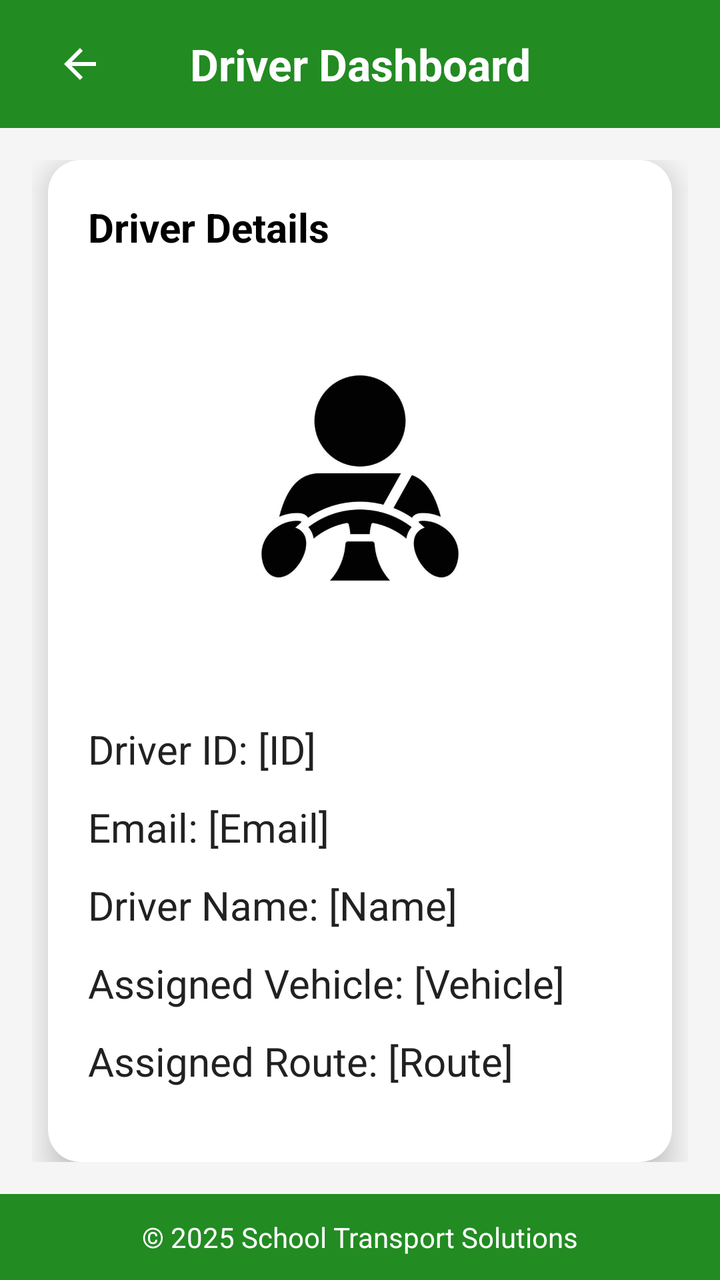
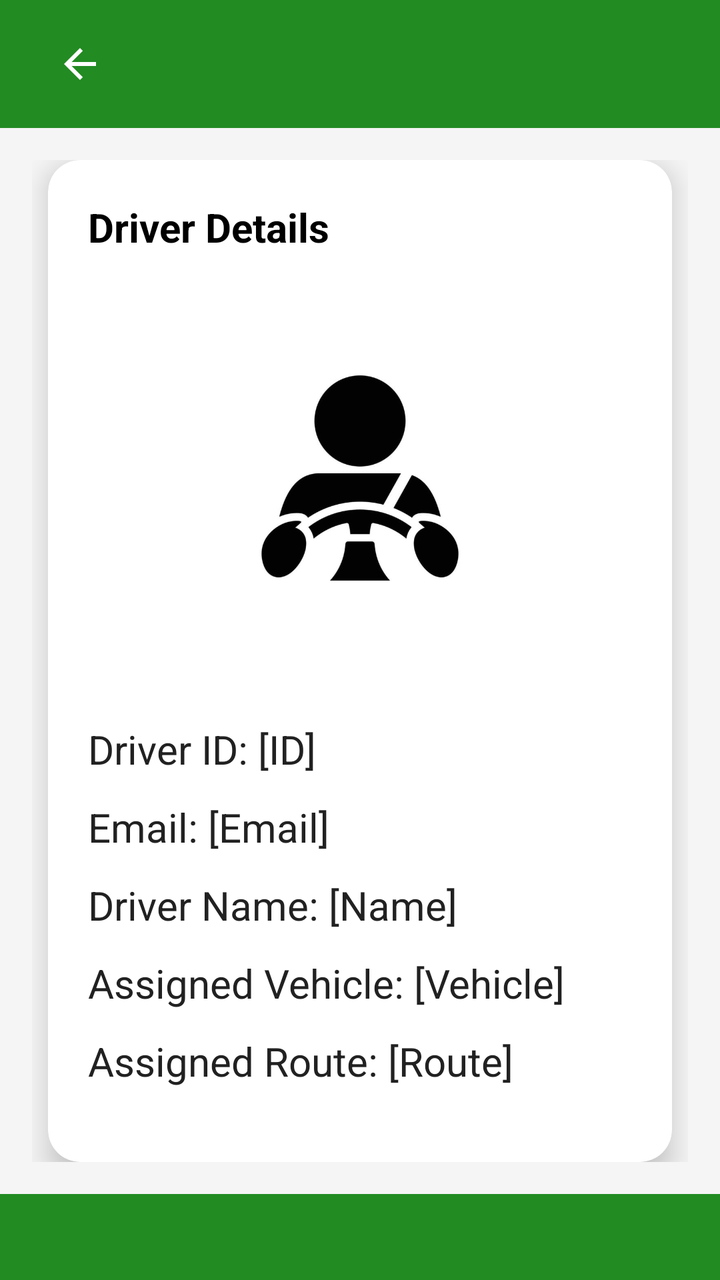

Two renders of the same Android screen: before a commit and after it. Below are the layout's source before the change and the commit's diff.
<!-- AndroidManifest.xml: application theme Theme.TransportApp -->
<!-- res/layout/activity_driver_landing.xml -->
<?xml version="1.0" encoding="utf-8"?>
<LinearLayout xmlns:android="http://schemas.android.com/apk/res/android"
    xmlns:app="http://schemas.android.com/apk/res-auto"
    android:id="@+id/main"
    android:layout_width="match_parent"
    android:layout_height="match_parent"
    android:background="#F5F5F5"
    android:orientation="vertical">

    
    <androidx.appcompat.widget.Toolbar
        android:layout_width="match_parent"
        android:layout_height="?attr/actionBarSize"
        android:background="@color/green"
        android:elevation="4dp"
        android:theme="@style/ThemeOverlay.AppCompat.Dark.ActionBar">

        <ImageButton
            android:layout_width="48dp"
            android:layout_height="48dp"
            android:layout_marginStart="12dp"
            android:background="@null"
            android:contentDescription="Back"
            android:src="@drawable/baseline_arrow_back_24"
            app:tint="@android:color/white" />

        <TextView
            android:layout_width="wrap_content"
            android:layout_height="wrap_content"
            android:layout_gravity="center"
            android:text="Driver Dashboard"
            android:textColor="@android:color/white"
            android:textSize="22sp"
            android:textStyle="bold" />
    </androidx.appcompat.widget.Toolbar>

    
    <LinearLayout
        android:layout_width="match_parent"
        android:layout_height="0dp"
        android:layout_weight="1"
        android:orientation="vertical"
        android:padding="16dp">

        
        <androidx.cardview.widget.CardView
            android:layout_width="match_parent"
            android:layout_height="wrap_content"
            android:layout_marginHorizontal="8dp"
            app:cardCornerRadius="16dp"
            app:cardElevation="8dp"
            android:backgroundTint="@android:color/white">

            <LinearLayout
                android:layout_width="match_parent"
                android:layout_height="wrap_content"
                android:orientation="vertical"
                android:padding="20dp">

                <TextView
                    android:layout_width="wrap_content"
                    android:layout_height="wrap_content"
                    android:paddingBottom="12dp"
                    android:text="Driver Details"
                    android:textColor="@android:color/black"
                    android:textSize="20sp"
                    android:textStyle="bold" />

                <ImageView
                    android:id="@+id/driverImageView"
                    android:layout_width="200dp"
                    android:layout_height="200dp"
                    android:layout_gravity="center"
                    android:layout_marginBottom="16dp"
                    android:background="@drawable/circle_background"
                    android:src="@drawable/driver"
                    android:scaleType="centerCrop" />

                <TextView
                    android:id="@+id/driverIdTextView"
                    android:layout_width="match_parent"
                    android:layout_height="wrap_content"
                    android:paddingVertical="6dp"
                    android:text="Driver ID: [ID]"
                    android:textColor="#212121"
                    android:textSize="20sp" />

                <TextView
                    android:id="@+id/driverEmailTextView"
                    android:layout_width="match_parent"
                    android:layout_height="wrap_content"
                    android:paddingVertical="6dp"
                    android:text="Email: [Email]"
                    android:textColor="#212121"
                    android:textSize="20sp" />

                <TextView
                    android:id="@+id/driverNameTextView"
                    android:layout_width="match_parent"
                    android:layout_height="wrap_content"
                    android:paddingVertical="6dp"
                    android:text="Driver Name: [Name]"
                    android:textColor="#212121"
                    android:textSize="20sp" />

                <TextView
                    android:id="@+id/vehicleTextView"
                    android:layout_width="match_parent"
                    android:layout_height="wrap_content"
                    android:paddingVertical="6dp"
                    android:text="Assigned Vehicle: [Vehicle]"
                    android:textColor="#212121"
                    android:textSize="20sp"/>

                <TextView
                    android:id="@+id/routeTextView"
                    android:layout_width="match_parent"
                    android:layout_height="wrap_content"
                    android:paddingVertical="6dp"
                    android:text="Assigned Route: [Route]"
                    android:textColor="#212121"
                    android:textSize="20sp" />

                <LinearLayout
                    android:layout_width="match_parent"
                    android:layout_height="wrap_content"
                    android:gravity="center"
                    android:orientation="horizontal"
                    android:paddingTop="16dp"
                    android:paddingBottom="8dp">

                    <Button
                        android:id="@+id/pickUpButton"
                        android:layout_width="0dp"
                        android:layout_height="wrap_content"
                        android:layout_weight="1"
                        android:layout_marginEnd="8dp"
                        android:backgroundTint="@color/green"
                        android:text="Pick Up"
                        android:textColor="@android:color/white" />

                    <Button
                        android:id="@+id/dropOffButton"
                        android:layout_width="0dp"
                        android:layout_height="wrap_content"
                        android:layout_weight="1"
                        android:layout_marginStart="8dp"
                        android:backgroundTint="@color/green"
                        android:text="Drop Off"
                        android:textColor="@android:color/white" />
                </LinearLayout>

                <Button
                    android:id="@+id/messagesButton"
                    android:layout_width="match_parent"
                    android:layout_height="wrap_content"
                    android:layout_marginTop="8dp"
                    android:backgroundTint="@color/blue"
                    android:text="Messages from parents"
                    android:textColor="@android:color/white" />

                
                <Button
                    android:id="@+id/sosButton"
                    android:layout_width="match_parent"
                    android:layout_height="64dp"
                    android:layout_marginTop="16dp"
                    android:backgroundTint="#C62828"
                    android:text="SOS - Emergency"
                    android:textColor="@android:color/white"
                    android:textSize="20sp"
                    android:textStyle="bold" />
            </LinearLayout>
        </androidx.cardview.widget.CardView>
    </LinearLayout>

    
    <LinearLayout
        android:layout_width="match_parent"
        android:layout_height="wrap_content"
        android:background="#228B22"
        android:gravity="center"
        android:paddingVertical="12dp">

        <TextView
            android:layout_width="wrap_content"
            android:layout_height="wrap_content"
            android:text="© 2025 School Transport Solutions"
            android:textColor="#FFFFFF"
            android:textSize="14sp"
            android:textStyle="normal" />
    </LinearLayout>
</LinearLayout>
<!-- resources referenced by this layout -->
<resources>
  <color name="blue">#1E90FF</color>
  <color name="green">#228B22</color>
  <!-- drawable baseline_arrow_back_24 (drawable) -->
  <vector xmlns:android="http://schemas.android.com/apk/res/android" android:autoMirrored="true" android:height="24dp" android:tint="#000000" android:viewportHeight="24" android:viewportWidth="24" android:width="24dp">
        
      <path android:fillColor="@android:color/white" android:pathData="M20,11H7.83l5.59,-5.59L12,4l-8,8 8,8 1.41,-1.41L7.83,13H20v-2z"/>
      
  </vector>
  <!-- drawable circle_background (drawable) -->
  <?xml version="1.0" encoding="utf-8"?>
  <shape xmlns:android="http://schemas.android.com/apk/res/android"
      android:shape="oval">
      <solid android:color="#EEEEEE" />
  </shape>
  <!-- drawable driver: jpg bitmap (drawable, 13337 bytes) -->
  <style name="Theme.TransportApp" parent="Base.Theme.TransportApp" />
  <style name="Base.Theme.TransportApp" parent="Theme.Material3.DayNight.NoActionBar">
          
          
      </style>
</resources>

<!-- the commit's change to res/layout/activity_driver_landing.xml (unified diff, before → after) -->
@@ -4,35 +4,14 @@
     android:id="@+id/main"
     android:layout_width="match_parent"
     android:layout_height="match_parent"
-    android:background="#F5F5F5"
+    android:background="@color/screen_background"
     android:orientation="vertical">
 
     
-    <androidx.appcompat.widget.Toolbar
+    <include
+        layout="@layout/toolbar"
         android:layout_width="match_parent"
-        android:layout_height="?attr/actionBarSize"
-        android:background="@color/green"
-        android:elevation="4dp"
-        android:theme="@style/ThemeOverlay.AppCompat.Dark.ActionBar">
-
-        <ImageButton
-            android:layout_width="48dp"
-            android:layout_height="48dp"
-            android:layout_marginStart="12dp"
-            android:background="@null"
-            android:contentDescription="Back"
-            android:src="@drawable/baseline_arrow_back_24"
-            app:tint="@android:color/white" />
-
-        <TextView
-            android:layout_width="wrap_content"
-            android:layout_height="wrap_content"
-            android:layout_gravity="center"
-            android:text="Driver Dashboard"
-            android:textColor="@android:color/white"
-            android:textSize="22sp"
-            android:textStyle="bold" />
-    </androidx.appcompat.widget.Toolbar>
+        android:layout_height="?attr/actionBarSize" />
 
     
     <LinearLayout
@@ -43,7 +22,7 @@
         android:padding="16dp">
 
         
-        <androidx.cardview.widget.CardView
+        <com.google.android.material.card.MaterialCardView
             android:layout_width="match_parent"
             android:layout_height="wrap_content"
             android:layout_marginHorizontal="8dp"
@@ -61,7 +40,7 @@
                     android:layout_width="wrap_content"
                     android:layout_height="wrap_content"
                     android:paddingBottom="12dp"
-                    android:text="Driver Details"
+                    android:text="@string/driver_details"
                     android:textColor="@android:color/black"
                     android:textSize="20sp"
                     android:textStyle="bold" />
@@ -81,8 +60,8 @@
                     android:layout_width="match_parent"
                     android:layout_height="wrap_content"
                     android:paddingVertical="6dp"
-                    android:text="Driver ID: [ID]"
-                    android:textColor="#212121"
+                    android:text="@string/driver_id_id"
+                    android:textColor="@color/text_primary"
                     android:textSize="20sp" />
 
                 <TextView
@@ -90,8 +69,8 @@
                     android:layout_width="match_parent"
                     android:layout_height="wrap_content"
                     android:paddingVertical="6dp"
-                    android:text="Email: [Email]"
-                    android:textColor="#212121"
+                    android:text="@string/email_email"
+                    android:textColor="@color/text_primary"
                     android:textSize="20sp" />
 
                 <TextView
@@ -99,8 +78,8 @@
                     android:layout_width="match_parent"
                     android:layout_height="wrap_content"
                     android:paddingVertical="6dp"
-                    android:text="Driver Name: [Name]"
-                    android:textColor="#212121"
+                    android:text="@string/driver_name_name"
+                    android:textColor="@color/text_primary"
                     android:textSize="20sp" />
 
                 <TextView
@@ -108,8 +87,8 @@
                     android:layout_width="match_parent"
                     android:layout_height="wrap_content"
                     android:paddingVertical="6dp"
-                    android:text="Assigned Vehicle: [Vehicle]"
-                    android:textColor="#212121"
+                    android:text="@string/assigned_vehicle_vehicle"
+                    android:textColor="@color/text_primary"
                     android:textSize="20sp"/>
 
                 <TextView
@@ -117,8 +96,8 @@
                     android:layout_width="match_parent"
                     android:layout_height="wrap_content"
                     android:paddingVertical="6dp"
-                    android:text="Assigned Route: [Route]"
-                    android:textColor="#212121"
+                    android:text="@string/assigned_route_route"
+                    android:textColor="@color/text_primary"
                     android:textSize="20sp" />
 
                 <LinearLayout
@@ -136,7 +115,7 @@
                         android:layout_weight="1"
                         android:layout_marginEnd="8dp"
                         android:backgroundTint="@color/green"
-                        android:text="Pick Up"
+                        android:text="@string/pick_up"
                         android:textColor="@android:color/white" />
 
                     <Button
@@ -146,7 +125,7 @@
                         android:layout_weight="1"
                         android:layout_marginStart="8dp"
                         android:backgroundTint="@color/green"
-                        android:text="Drop Off"
+                        android:text="@string/drop_off"
                         android:textColor="@android:color/white" />
                 </LinearLayout>
 
@@ -156,7 +135,7 @@
                     android:layout_height="wrap_content"
                     android:layout_marginTop="8dp"
                     android:backgroundTint="@color/blue"
-                    android:text="Messages from parents"
+                    android:text="@string/messages_from_parents"
                     android:textColor="@android:color/white" />
 
                 
@@ -165,29 +144,64 @@
                     android:layout_width="match_parent"
                     android:layout_height="64dp"
                     android:layout_marginTop="16dp"
-                    android:backgroundTint="#C62828"
-                    android:text="SOS - Emergency"
+                    android:backgroundTint="@color/error_red"
+                    android:text="@string/sos_emergency"
                     android:textColor="@android:color/white"
                     android:textSize="20sp"
                     android:textStyle="bold" />
             </LinearLayout>
-        </androidx.cardview.widget.CardView>
+        </com.google.android.material.card.MaterialCardView>
     </LinearLayout>
 
     
-    <LinearLayout
+    <include
+        layout="@layout/footer"
         android:layout_width="match_parent"
+        android:layout_height="wrap_content" />
+</LinearLayout>
+<!-- res/layout/toolbar.xml (included above) -->
+<?xml version="1.0" encoding="utf-8"?>
+<com.google.android.material.appbar.MaterialToolbar xmlns:android="http://schemas.android.com/apk/res/android"
+    xmlns:app="http://schemas.android.com/apk/res-auto"
+    android:id="@+id/toolbar"
+    android:layout_width="match_parent"
+    android:layout_height="?attr/actionBarSize"
+    android:background="@color/green"
+    android:elevation="4dp"
+    android:theme="@style/ThemeOverlay.AppCompat.Dark.ActionBar">
+
+    <ImageButton
+        android:id="@+id/backButton"
+        android:layout_width="48dp"
+        android:layout_height="48dp"
+        android:layout_marginStart="12dp"
+        android:background="@null"
+        android:contentDescription="@string/back_button_desc"
+        android:src="@drawable/baseline_arrow_back_24"
+        app:tint="@android:color/white" />
+
+    <TextView
+        android:id="@+id/toolbar_title"
+        android:layout_width="wrap_content"
         android:layout_height="wrap_content"
-        android:background="#228B22"
-        android:gravity="center"
-        android:paddingVertical="12dp">
-
-        <TextView
-            android:layout_width="wrap_content"
-            android:layout_height="wrap_content"
-            android:text="© 2025 School Transport Solutions"
-            android:textColor="#FFFFFF"
-            android:textSize="14sp"
-            android:textStyle="normal" />
-    </LinearLayout>
+        android:layout_gravity="center"
+        android:textColor="@android:color/white"
+        android:textSize="22sp"
+        android:textStyle="bold" />
+</com.google.android.material.appbar.MaterialToolbar>
+<!-- res/layout/footer.xml (included above) -->
+<?xml version="1.0" encoding="utf-8"?>
+<LinearLayout xmlns:android="http://schemas.android.com/apk/res/android"
+    android:layout_width="match_parent"
+    android:layout_height="wrap_content"
+    android:background="@color/green"
+    android:gravity="center"
+    android:paddingVertical="12dp">
+
+    <TextView
+        android:id="@+id/footer_text"
+        android:layout_width="wrap_content"
+        android:layout_height="wrap_content"
+        android:textColor="@android:color/white"
+        android:textSize="14sp" />
 </LinearLayout>
<!-- resource entries referenced after the edit -->
@@ -1,7 +1,10 @@
 <!-- resources referenced by this layout -->
 <resources>
   <color name="blue">#1E90FF</color>
+  <color name="error_red">#C62828</color>
   <color name="green">#228B22</color>
+  <color name="screen_background">#F5F5F5</color>
+  <color name="text_primary">#212121</color>
   <!-- drawable baseline_arrow_back_24 (drawable) -->
   <vector xmlns:android="http://schemas.android.com/apk/res/android" android:autoMirrored="true" android:height="24dp" android:tint="#000000" android:viewportHeight="24" android:viewportWidth="24" android:width="24dp">
         
@@ -15,10 +18,29 @@
       <solid android:color="#EEEEEE" />
   </shape>
   <!-- drawable driver: jpg bitmap (drawable, 13337 bytes) -->
+  <string name="assigned_route_route">Assigned Route: [Route]</string>
+  <string name="assigned_vehicle_vehicle">Assigned Vehicle: [Vehicle]</string>
+  <string name="back_button_desc">Navigate back</string>
+  <string name="driver_details">Driver Details</string>
+  <string name="driver_id_id">Driver ID: [ID]</string>
+  <string name="driver_name_name">Driver Name: [Name]</string>
+  <string name="drop_off">Drop Off</string>
+  <string name="email_email">Email: [Email]</string>
+  <string name="messages_from_parents">Messages from parents</string>
+  <string name="pick_up">Pick Up</string>
+  <string name="sos_emergency">SOS - Emergency</string>
   <style name="Theme.TransportApp" parent="Base.Theme.TransportApp" />
   <style name="Base.Theme.TransportApp" parent="Theme.Material3.DayNight.NoActionBar">
           
+          <item name="colorPrimary">@color/green</item>
+          <item name="colorOnPrimary">@color/white</item>
+          <item name="colorSecondary">@color/accent_orange</item>
+          <item name="colorOnSecondary">@color/black</item>
           
+          <item name="materialCardViewStyle">@style/Widget.Material3.CardView.Elevated</item>
       </style>
+  <color name="white">#FFFFFFFF</color>
+  <color name="accent_orange">#FF9800</color>
+  <color name="black">#FF000000</color>
 </resources>
 
